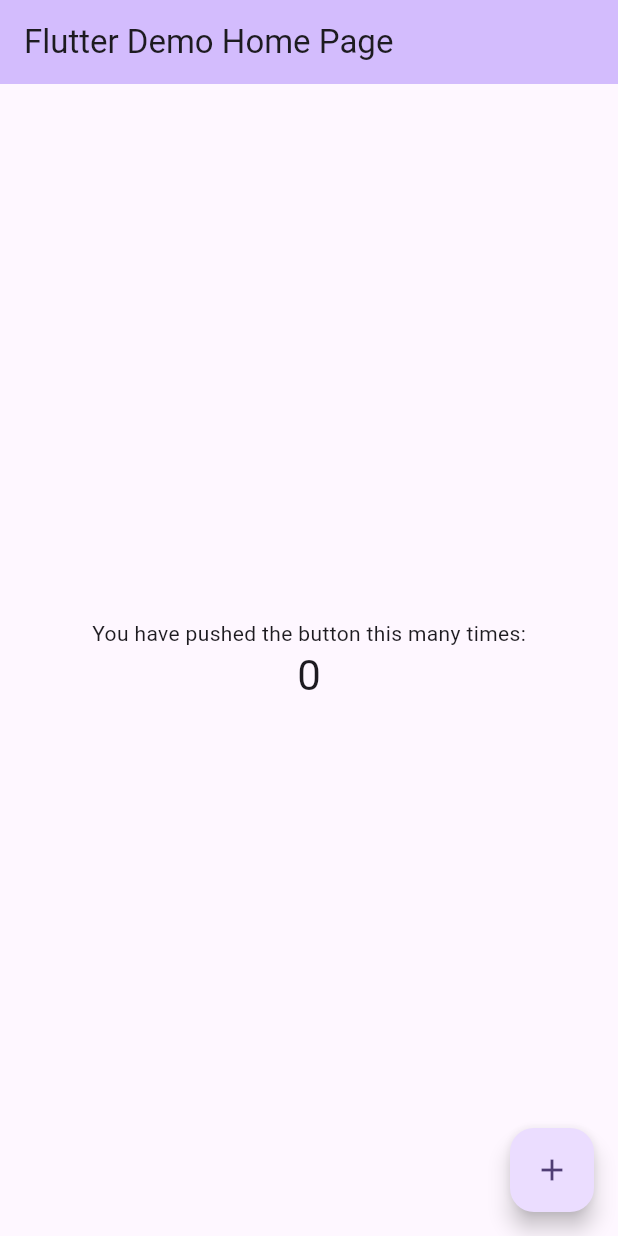
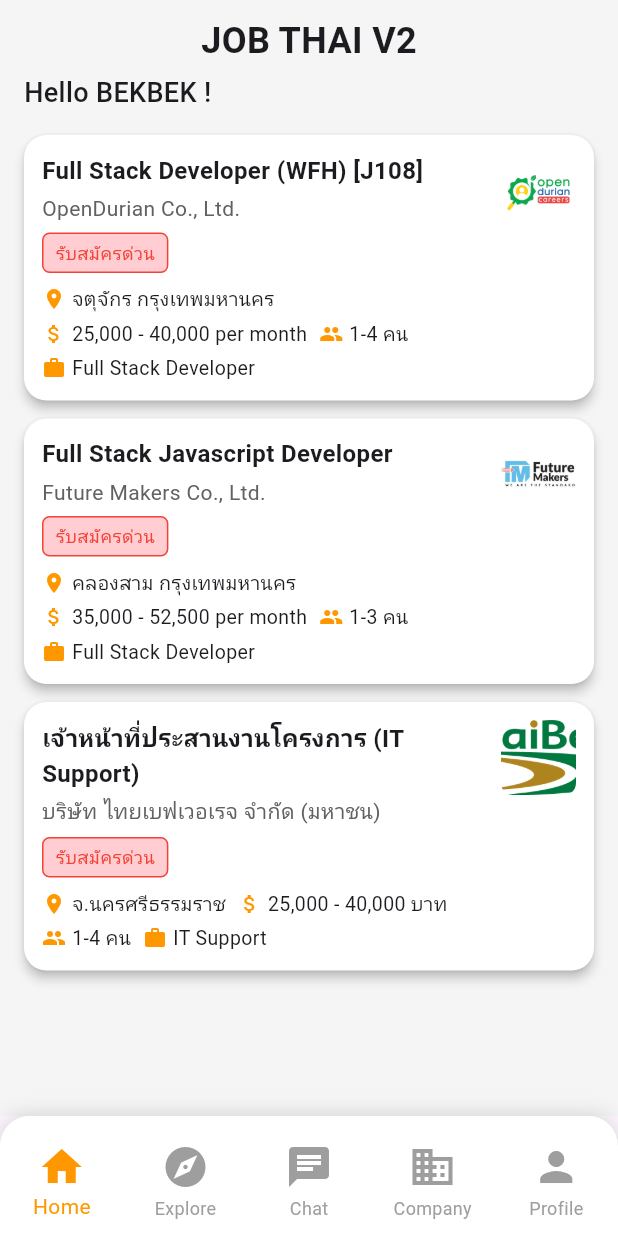
Before and after one commit to ganran00121/Filter_Resume, a Flutter app: the screen it shows after launch, on a phone screen of 412 x 824 dp. Run offline on Flutter 3.47's test engine with Material 3 defaults, Android fonts, the phone set to English and light mode, and no system bars.

Commit message:
navbar + home screen

```diff
--- a/lib/main.dart
+++ b/lib/main.dart
@@ -1,125 +1,120 @@
 import 'package:flutter/material.dart';
+import 'screens/home_screen.dart';
+import 'screens/explore_screen.dart';
+import 'screens/chat_screen.dart';
+import 'screens/company_screen.dart';
+import 'screens/profile_screen.dart';
 
 void main() {
-  runApp(const MyApp());
+  runApp(MyApp());
 }
 
 class MyApp extends StatelessWidget {
-  const MyApp({super.key});
-
-  // This widget is the root of your application.
   @override
   Widget build(BuildContext context) {
     return MaterialApp(
-      title: 'Flutter Demo',
-      theme: ThemeData(
-        // This is the theme of your application.
-        //
-        // TRY THIS: Try running your application with "flutter run". You'll see
-        // the application has a purple toolbar. Then, without quitting the app,
-        // try changing the seedColor in the colorScheme below to Colors.green
-        // and then invoke "hot reload" (save your changes or press the "hot
-        // reload" button in a Flutter-supported IDE, or press "r" if you used
-        // the command line to start the app).
-        //
-        // Notice that the counter didn't reset back to zero; the application
-        // state is not lost during the reload. To reset the state, use hot
-        // restart instead.
-        //
-        // This works for code too, not just values: Most code changes can be
-        // tested with just a hot reload.
-        colorScheme: ColorScheme.fromSeed(seedColor: Colors.deepPurple),
-        useMaterial3: true,
-      ),
-      home: const MyHomePage(title: 'Flutter Demo Home Page'),
+      debugShowCheckedModeBanner: false,
+      theme: ThemeData(primaryColor: Colors.orange),
+      home: MainScreen(),
     );
   }
 }
 
-class MyHomePage extends StatefulWidget {
-  const MyHomePage({super.key, required this.title});
-
-  // This widget is the home page of your application. It is stateful, meaning
-  // that it has a State object (defined below) that contains fields that affect
-  // how it looks.
-
-  // This class is the configuration for the state. It holds the values (in this
-  // case the title) provided by the parent (in this case the App widget) and
-  // used by the build method of the State. Fields in a Widget subclass are
-  // always marked "final".
-
-  final String title;
-
+class MainScreen extends StatefulWidget {
   @override
-  State<MyHomePage> createState() => _MyHomePageState();
+  _MainScreenState createState() => _MainScreenState();
 }
 
-class _MyHomePageState extends State<MyHomePage> {
-  int _counter = 0;
+class _MainScreenState extends State<MainScreen> {
+  int _selectedIndex = 0;
 
-  void _incrementCounter() {
+  final List<Widget> _pages = [
+    HomeScreen(),
+    ExploreScreen(),
+    ChatScreen(),
+    CompanyScreen(),
+    ProfileScreen(),
+  ];
+
+  void _onItemTapped(int index) {
     setState(() {
-      // This call to setState tells the Flutter framework that something has
-      // changed in this State, which causes it to rerun the build method below
-      // so that the display can reflect the updated values. If we changed
-      // _counter without calling setState(), then the build method would not be
-      // called again, and so nothing would appear to happen.
-      _counter++;
+      _selectedIndex = index;
     });
   }
 
   @override
   Widget build(BuildContext context) {
-    // This method is rerun every time setState is called, for instance as done
-    // by the _incrementCounter method above.
-    //
-    // The Flutter framework has been optimized to make rerunning build methods
-    // fast, so that you can just rebuild anything that needs updating rather
-    // than having to individually change instances of widgets.
     return Scaffold(
-      appBar: AppBar(
-        // TRY THIS: Try changing the color here to a specific color (to
-        // Colors.amber, perhaps?) and trigger a hot reload to see the AppBar
-        // change color while the other colors stay the same.
-        backgroundColor: Theme.of(context).colorScheme.inversePrimary,
-        // Here we take the value from the MyHomePage object that was created by
-        // the App.build method, and use it to set our appbar title.
-        title: Text(widget.title),
-      ),
-      body: Center(
-        // Center is a layout widget. It takes a single child and positions it
-        // in the middle of the parent.
-        child: Column(
-          // Column is also a layout widget. It takes a list of children and
-          // arranges them vertically. By default, it sizes itself to fit its
-          // children horizontally, and tries to be as tall as its parent.
-          //
-          // Column has various properties to control how it sizes itself and
-          // how it positions its children. Here we use mainAxisAlignment to
-          // center the children vertically; the main axis here is the vertical
-          // axis because Columns are vertical (the cross axis would be
-          // horizontal).
-          //
-          // TRY THIS: Invoke "debug painting" (choose the "Toggle Debug Paint"
-          // action in the IDE, or press "p" in the console), to see the
-          // wireframe for each widget.
-          mainAxisAlignment: MainAxisAlignment.center,
-          children: <Widget>[
-            const Text(
-              'You have pushed the button this many times:',
-            ),
-            Text(
-              '$_counter',
-              style: Theme.of(context).textTheme.headlineMedium,
+      body: _pages[_selectedIndex],
+      bottomNavigationBar: Container(
+        height: 80,
+        decoration: BoxDecoration(
+          color: Colors.white,
+          borderRadius: BorderRadius.only(
+            topLeft: Radius.circular(20),
+            topRight: Radius.circular(20),
+          ),
+          boxShadow: [
+            BoxShadow(
+              color: Colors.black12,
+              blurRadius: 10,
+              spreadRadius: 2,
             ),
           ],
         ),
+        child: ClipRRect(
+          borderRadius: BorderRadius.only(
+            topLeft: Radius.circular(20),
+            topRight: Radius.circular(20),
+          ),
+          child: BottomNavigationBar(
+            items: const <BottomNavigationBarItem>[
+              BottomNavigationBarItem(
+                icon: Padding(
+                  padding: EdgeInsets.only(top: 8),
+                  child: Icon(Icons.home, size: 32),
+                ),
+                label: 'Home',
+              ),
+              BottomNavigationBarItem(
+                icon: Padding(
+                  padding: EdgeInsets.only(top: 8),
+                  child: Icon(Icons.explore, size: 32),
+                ),
+                label: 'Explore',
+              ),
+              BottomNavigationBarItem(
+                icon: Padding(
+                  padding: EdgeInsets.only(top: 8),
+                  child: Icon(Icons.chat, size: 32),
+                ),
+                label: 'Chat',
+              ),
+              BottomNavigationBarItem(
+                icon: Padding(
+                  padding: EdgeInsets.only(top: 8),
+                  child: Icon(Icons.business, size: 32),
+                ),
+                label: 'Company',
+              ),
+              BottomNavigationBarItem(
+                icon: Padding(
+                  padding: EdgeInsets.only(top: 8),
+                  child: Icon(Icons.person, size: 32),
+                ),
+                label: 'Profile',
+              ),
+            ],
+            currentIndex: _selectedIndex,
+            selectedItemColor: Colors.orange,
+            unselectedItemColor: Colors.grey,
+            showUnselectedLabels: true,
+            type: BottomNavigationBarType.fixed,
+            backgroundColor: Colors.white,
+            onTap: _onItemTapped,
+          ),
+        ),
       ),
-      floatingActionButton: FloatingActionButton(
-        onPressed: _incrementCounter,
-        tooltip: 'Increment',
-        child: const Icon(Icons.add),
-      ), // This trailing comma makes auto-formatting nicer for build methods.
     );
   }
 }
--- /dev/null
+++ b/lib/screens/home_screen.dart
@@ -0,0 +1,388 @@
+import 'package:flutter/material.dart';
+
+class HomeScreen extends StatelessWidget {
+  final List<Job> jobs = [
+    Job(
+      title: "Full Stack Developer (WFH) [J108]",
+      company: "OpenDurian Co., Ltd.",
+      location: "จตุจักร กรุงเทพมหานคร",
+      salary: "25,000 - 40,000 per month",
+      people: "1-4 คน",
+      position: "Full Stack Developer",
+      image: "assets/images/opendurian.png",
+    ),
+    Job(
+      title: "Full Stack Javascript Developer",
+      company: "Future Makers Co., Ltd.",
+      location: "คลองสาม กรุงเทพมหานคร",
+      salary: "35,000 - 52,500 per month",
+      people: "1-3 คน",
+      position: "Full Stack Developer",
+      image: "assets/images/futuremakers.png",
+    ),
+    Job(
+      title: "เจ้าหน้าที่ประสานงานโครงการ (IT Support)",
+      company: "บริษัท ไทยเบฟเวอเรจ จำกัด (มหาชน)",
+      location: "จ.นครศรีธรรมราช",
+      salary: "25,000 - 40,000 บาท",
+      people: "1-4 คน",
+      position: "IT Support",
+      image: "assets/images/thaibev.png",
+    ),
+  ];
+
+  @override
+  Widget build(BuildContext context) {
+    return Scaffold(
+      backgroundColor: Colors.grey[100],
+      body: SafeArea(
+        child: Padding(
+          padding: const EdgeInsets.symmetric(horizontal: 16, vertical: 10),
+          child: Column(
+            crossAxisAlignment: CrossAxisAlignment.start,
+            children: [
+              Center(
+                child: Text(
+                  "JOB THAI V2",
+                  style: TextStyle(fontSize: 24, fontWeight: FontWeight.bold),
+                ),
+              ),
+              SizedBox(height: 5),
+              Text(
+                "Hello BEKBEK !",
+                style: TextStyle(fontSize: 18, fontWeight: FontWeight.w500),
+              ),
+              SizedBox(height: 15),
+              Expanded(
+                child: ListView.builder(
+                  itemCount: jobs.length,
+                  itemBuilder: (context, index) {
+                    return JobCard(job: jobs[index]);
+                  },
+                ),
+              ),
+            ],
+          ),
+
+        ),
+      ),
+    );
+  }
+}
+
+class Job {
+  final String title, company, location, salary, people, position, image;
+
+  Job({
+    required this.title,
+    required this.company,
+    required this.location,
+    required this.salary,
+    required this.people,
+    required this.position,
+    required this.image,
+  });
+}
+
+class JobCard extends StatelessWidget {
+  final Job job;
+
+  JobCard({required this.job});
+
+  @override
+  Widget build(BuildContext context) {
+    return GestureDetector(
+        onTap: () {
+      Navigator.push(
+        context,
+        MaterialPageRoute(
+          builder: (context) => JobDetailScreen(job: job),
+        ),
+      );
+    },
+    child: Card(
+      color: Colors.white,
+      shape: RoundedRectangleBorder(
+        borderRadius: BorderRadius.circular(15),
+      ),
+      margin: EdgeInsets.only(bottom: 12),
+      elevation: 3,
+      child: Padding(
+        padding: const EdgeInsets.all(12),
+        child: Row(
+          crossAxisAlignment: CrossAxisAlignment.start,
+          children: [
+            Expanded(
+              child: Column(
+                crossAxisAlignment: CrossAxisAlignment.start,
+                children: [
+                  Text(
+                    job.title,
+                    style: TextStyle(
+                      fontSize: 16,
+                      fontWeight: FontWeight.bold,
+                    ),
+                    overflow: TextOverflow.ellipsis, // ตัดข้อความหากยาวเกิน
+                    maxLines: 2,
+                  ),
+                  SizedBox(height: 4),
+                  Text(
+                    job.company,
+                    style: TextStyle(color: Colors.grey[700]),
+                    overflow: TextOverflow.ellipsis,
+                    maxLines: 1,
+                  ),
+                  SizedBox(height: 6),
+                  Container(
+                    padding: EdgeInsets.symmetric(horizontal: 8, vertical: 4),
+                    decoration: BoxDecoration(
+                      color: Colors.red[100],
+                      borderRadius: BorderRadius.circular(5),
+                      border: Border.all(color: Colors.red),
+                    ),
+                    child: Text(
+                      "รับสมัครด่วน",
+                      style: TextStyle(color: Colors.red, fontSize: 12),
+                    ),
+                  ),
+                  SizedBox(height: 8),
+                  Wrap(
+                    spacing: 8,
+                    runSpacing: 4,
+                    children: [
+                      _buildInfo(Icons.location_on, job.location),
+                      _buildInfo(Icons.attach_money, job.salary),
+                      _buildInfo(Icons.people, job.people),
+                      _buildInfo(Icons.work, job.position),
+                    ],
+                  ),
+                ],
+              ),
+            ),
+            SizedBox(width: 10),
+            ClipRRect(
+              borderRadius: BorderRadius.circular(8),
+              child: Image.asset(
+                job.image,
+                width: 50, // ลดขนาดเพื่อให้พอดีหน้าจอ
+                height: 50,
+                fit: BoxFit.cover,
+              ),
+            ),
+          ],
+        ),
+      ),
+    ),
+    );
+  }
+
+  Widget _buildInfo(IconData icon, String text) {
+    return Row(
+      mainAxisSize: MainAxisSize.min, // ไม่ให้ Row กินพื้นที่ทั้งหมด
+      children: [
+        Icon(icon, size: 16, color: Colors.orange),
+        SizedBox(width: 4),
+        Flexible(
+          child: Text(
+            text,
+            style: TextStyle(fontSize: 13),
+            overflow: TextOverflow.ellipsis,
+            maxLines: 1,
+          ),
+        ),
+      ],
+    );
+  }
+}
+
+class JobDetailScreen extends StatelessWidget {
+  final Job job;
+
+  JobDetailScreen({required this.job});
+
+  @override
+  Widget build(BuildContext context) {
+    return Scaffold(
+      extendBodyBehindAppBar: true, // เพิ่มบรรทัดนี้
+      appBar: AppBar(
+        backgroundColor: Colors.transparent, // เปลี่ยนสีพื้นหลังเป็นโปร่งใส
+        elevation: 0,
+        leading: IconButton(
+          icon: Icon(Icons.arrow_back_ios, color: Colors.white), // เปลี่ยนสี icon เป็นสีขาว
+          onPressed: () => Navigator.of(context).pop(),
+        ),
+      ),
+      body: SingleChildScrollView(
+        child: Column(
+          crossAxisAlignment: CrossAxisAlignment.start,
+          children: [
+            Stack(
+              children: [
+                Image.asset(
+                  job.image,
+                  width: double.infinity,
+                  height: 200,
+                  fit: BoxFit.cover,
+                ),
+                Container(
+                  width: double.infinity,
+                  height: 200,
+                  decoration: BoxDecoration(
+                    gradient: LinearGradient(
+                      begin: Alignment.topCenter,
+                      end: Alignment.bottomCenter,
+                      colors: [Colors.black.withOpacity(0.7), Colors.transparent], // เพิ่ม opacity ให้สี orange
+                    ),
+                  ),
+                ),
+              ],
+            ),
+            Padding(
+              padding: const EdgeInsets.all(16.0),
+              child: Column(
+                crossAxisAlignment: CrossAxisAlignment.start,
+                children: [
+                  Row(
+                    mainAxisAlignment: MainAxisAlignment.spaceBetween,
+                    children: [
+                      Expanded(
+                        child: Text(
+                          job.title,
+                          style: TextStyle(
+                            fontSize: 20,
+                            fontWeight: FontWeight.bold,
+                          ),
+                          overflow: TextOverflow.ellipsis,
+                          maxLines: 2,
+                        ),
+                      ),
+                      Container(
+                        padding: EdgeInsets.symmetric(horizontal: 8, vertical: 4),
+                        decoration: BoxDecoration(
+                          color: Colors.red[100],
+                          borderRadius: BorderRadius.circular(5),
+                          border: Border.all(color: Colors.red),
+                        ),
+                        child: Text(
+                          "รับสมัครด่วน",
+                          style: TextStyle(color: Colors.red, fontSize: 12),
+                        ),
+                      ),
+                    ],
+                  ),
+                  SizedBox(height: 8),
+                  Text(
+                    job.company,
+                    style: TextStyle(
+                      fontSize: 16,
+                      color: Colors.grey,
+                    ),
+                  ),
+                  SizedBox(height: 16),
+                  Row(
+                    children: [
+                      Icon(Icons.location_on, size: 18, color: Colors.orange),
+                      SizedBox(width: 4),
+                      Text(
+                        job.location,
+                        style: TextStyle(fontSize: 16),
+                      ),
+                    ],
+                  ),
+                  SizedBox(height: 8),
+                  Row(
+                    children: [
+                      Icon(Icons.attach_money, size: 18, color: Colors.orange),
+                      SizedBox(width: 4),
+                      Text(
+                        job.salary,
+                        style: TextStyle(fontSize: 16),
+                      ),
+                    ],
+                  ),
+                  SizedBox(height: 8),
+                  Row(
+                    children: [
+                      Icon(Icons.people, size: 18, color: Colors.orange),
+                      SizedBox(width: 4),
+                      Text(
+                        job.people,
+                        style: TextStyle(fontSize: 16),
+                      ),
+                    ],
+                  ),
+                  SizedBox(height: 8),
+                  Row(
+                    children: [
+                      Icon(Icons.work, size: 18, color: Colors.orange),
+                      SizedBox(width: 4),
+                      Text(
+                        job.position,
+                        style: TextStyle(fontSize: 16),
+                      ),
+                    ],
+                  ),
+                  SizedBox(height: 16),
+
+                  Container(
+                    padding: EdgeInsets.symmetric(),
+                    child: Row(
+                      mainAxisAlignment: MainAxisAlignment.start,
+                      children: [
+                        ElevatedButton(
+                          onPressed: () {},
+                          style: ElevatedButton.styleFrom(
+                            backgroundColor: Colors.orange,
+                            padding: EdgeInsets.symmetric(horizontal: 20, vertical: 8),
+                            textStyle: TextStyle(fontSize: 16),
+                            shape: RoundedRectangleBorder( // เพิ่ม shape
+                              borderRadius: BorderRadius.circular(8.0), // กำหนดมุมโค้ง
+                            ),
+                          ),
+                          child: Text(
+                            "สมัครงาน",
+                            style: TextStyle(color: Colors.white), // กำหนด color ที่ Text widget โดยตรง
+                          ),
+                        ),
+                        SizedBox(width: 8),
+                        ElevatedButton(
+                          onPressed: () {},
+                          style: ElevatedButton.styleFrom(
+                            backgroundColor: Colors.lightBlue[100],
+                            padding: EdgeInsets.symmetric(horizontal: 20, vertical: 8),
+                            textStyle: TextStyle(fontSize: 16),
+                            shape: RoundedRectangleBorder( // เพิ่ม shape
+                              borderRadius: BorderRadius.circular(8.0), // กำหนดมุมโค้ง
+                            ),
+                          ),
+                          child: Text(
+                            "บันทึก",
+                            style: TextStyle(color: Colors.lightBlue), // กำหนด color ที่ Text widget โดยตรง
+                          ),
+                        ),
+                      ],
+                    ),
+                  ),
+                  SizedBox(height: 16),
+                  Text(
+                    "Job Description",
+                    style: TextStyle(
+                      fontSize: 18,
+                      fontWeight: FontWeight.bold,
+                    ),
+                  ),
+                  SizedBox(height: 8),
+                  Text(
+                    "Lorem ipsum dolor sit amet, consectetur adipiscing elit, sed do eiusmod tempor incididunt ut labore et dolore magna aliqua. Ut enim ad minim veniam, quis nostrud exercitation ullamco laboris nisi ut aliquip ex ea commodo consequat. Duis aute irure dolor in reprehenderit in voluptate velit esse cillum dolore eu fugiat nulla pariatur. Excepteur sint occaecat cupidatat non proident, sunt in culpa qui officia deserunt mollit anim id est laborum.",
+                    style: TextStyle(fontSize: 16),
+                  ),
+
+                ],
+              ),
+            ),
+          ],
+        ),
+      ),
+    );
+  }
+}
```
Also changed, not shown: lib/screens/chat_screen.dart (added, +10 -0 lines), lib/screens/company_screen.dart (added, +10 -0 lines), lib/screens/explore_screen.dart (added, +10 -0 lines), lib/screens/profile_screen.dart (added, +10 -0 lines), pubspec.yaml (+6 -3 lines), assets/images/futuremakers.png (added), assets/images/opendurian.png (added), assets/images/thaibev.png (added), 1 other file.
